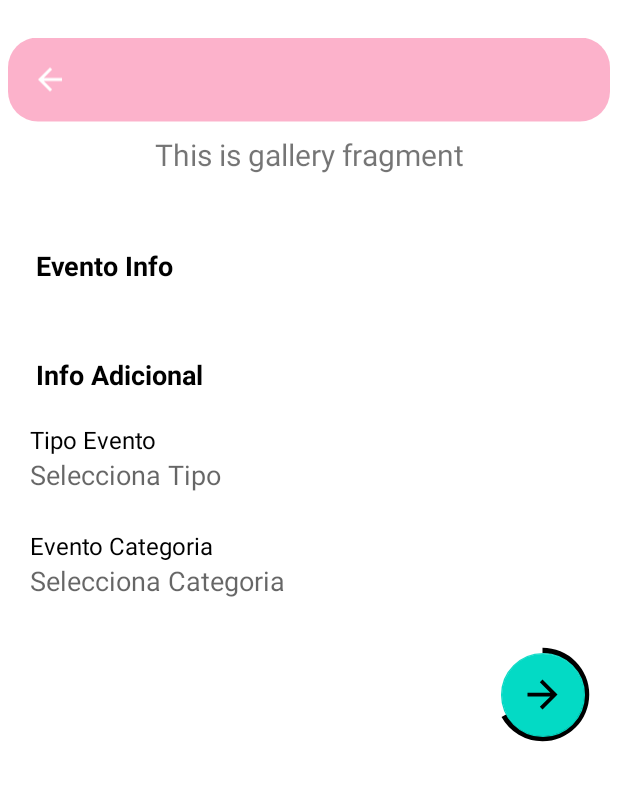
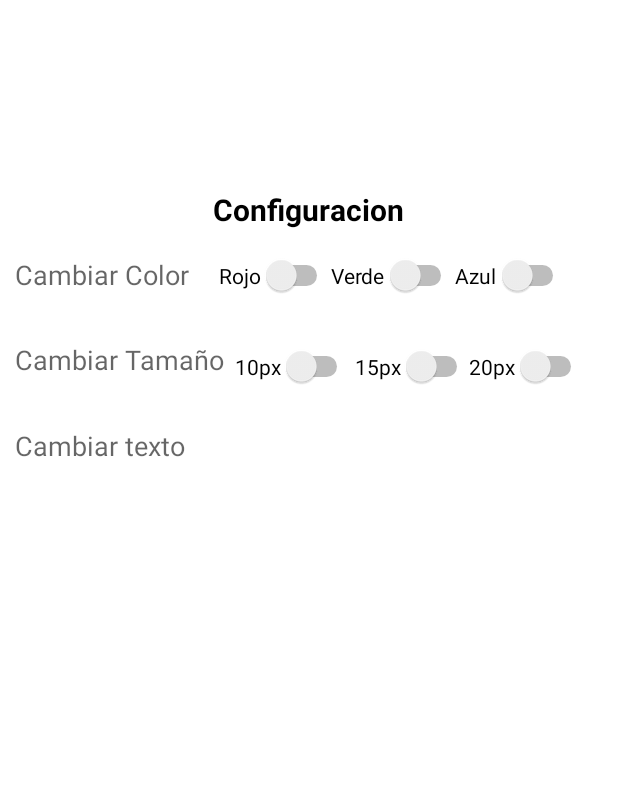
Before and after one commit to aitor-martinezur/AppGestionEventos, an Android app: the fragment GalleryFragment shown on its own in the app's theme, on a phone screen of 412 x 824 dp, the part 62-863 px from its top. Run offline under Robolectric (Android 15) with nearby library versions, the phone set to English and light mode, and no system bars; Roboto replaces fonts that are not available here; 2 statements that could not run were skipped.

Commit message:
Calendario,Navegación Menu y adds
Calendario arreglando...
Menu Navegación arreglando...
Fragment Gallery es el de Setting de momento y tengo que cambiarlo aun
adminuser y adminevents en proceso

```diff
--- a/app/src/main/res/layout/addevents.xml
+++ b/app/src/main/res/layout/addevents.xml
@@ -27,7 +27,7 @@
                     android:layout_width="wrap_content"
                     android:layout_height="wrap_content"
                     android:layout_marginStart="24dp"
-                    android:text="Nuevo Evento"
+                    android:text="Nuevo Evento:"
                     android:textColor="@color/black"
                     android:textSize="18sp"
                     android:textStyle="bold" />
--- a/app/src/main/res/layout/content_menu.xml
+++ b/app/src/main/res/layout/content_menu.xml
@@ -14,8 +14,10 @@
         android:layout_height="738dp"
         app:defaultNavHost="true"
         app:layout_constraintBottom_toBottomOf="parent"
+        app:layout_constraintHorizontal_bias="0.0"
         app:layout_constraintLeft_toLeftOf="parent"
         app:layout_constraintRight_toRightOf="parent"
         app:layout_constraintTop_toTopOf="parent"
+        app:layout_constraintVertical_bias="0.571"
         app:navGraph="@navigation/mobile_navigation" />
 </androidx.constraintlayout.widget.ConstraintLayout>
--- a/app/src/main/res/layout/fragment_gallery.xml
+++ b/app/src/main/res/layout/fragment_gallery.xml
@@ -1,185 +1,140 @@
 <?xml version="1.0" encoding="utf-8"?>
-<LinearLayout xmlns:android="http://schemas.android.com/apk/res/android"
+<androidx.constraintlayout.widget.ConstraintLayout xmlns:android="http://schemas.android.com/apk/res/android"
     xmlns:app="http://schemas.android.com/apk/res-auto"
     xmlns:tools="http://schemas.android.com/tools"
     android:layout_width="match_parent"
     android:layout_height="match_parent"
-    android:orientation="vertical"
     tools:context=".ui.gallery.GalleryFragment">
 
-    <include layout="@layout/toolbar" />
+    <TextView
+        android:id="@+id/CambiarColor"
+        android:layout_width="match_parent"
+        android:layout_height="wrap_content"
+        android:hint="Cambiar Color"
+        android:paddingHorizontal="10dp"
+        android:paddingVertical="15dp"
+        android:textColor="@color/black"
+        android:textSize="18sp"
+        app:layout_constraintBottom_toBottomOf="parent"
+        app:layout_constraintTop_toTopOf="parent"
+        app:layout_constraintVertical_bias="0.197"
+        tools:layout_editor_absoluteX="27dp" />
+
 
     <TextView
-        android:id="@+id/text_gallery"
+        android:id="@+id/CambiarTamaño"
         android:layout_width="match_parent"
         android:layout_height="wrap_content"
-        android:layout_marginStart="8dp"
-        android:layout_marginTop="8dp"
-        android:layout_marginEnd="8dp"
-        android:textAlignment="center"
-        android:textSize="20sp"
+        android:hint="Cambiar Tamaño"
+        android:paddingHorizontal="10dp"
+        android:paddingVertical="15dp"
+        android:textColor="@color/black"
+        android:textSize="18sp"
+        app:layout_constraintBottom_toBottomOf="parent"
+        app:layout_constraintTop_toTopOf="parent"
+        app:layout_constraintVertical_bias="0.277"
+        tools:layout_editor_absoluteX="-16dp" />
+
+    <TextView
+        android:id="@+id/CambiarTexto"
+        android:layout_width="match_parent"
+        android:layout_height="wrap_content"
+        android:hint="Cambiar texto"
+        android:paddingHorizontal="10dp"
+        android:paddingVertical="15dp"
+        android:textColor="@color/black"
+        android:textSize="18sp"
+        app:layout_constraintBottom_toBottomOf="parent"
+        app:layout_constraintTop_toTopOf="parent"
+        app:layout_constraintVertical_bias="0.357"
+        tools:layout_editor_absoluteX="0dp" />
+
+    <Switch
+        android:id="@+id/rojo"
+        android:layout_width="wrap_content"
+        android:layout_height="wrap_content"
+        android:text="Rojo"
         app:layout_constraintBottom_toBottomOf="parent"
         app:layout_constraintEnd_toEndOf="parent"
+        app:layout_constraintHorizontal_bias="0.434"
         app:layout_constraintStart_toStartOf="parent"
-        app:layout_constraintTop_toTopOf="parent" />
+        app:layout_constraintTop_toTopOf="parent"
+        app:layout_constraintVertical_bias="0.21" />
 
-    <ScrollView
-        android:layout_width="match_parent"
-        android:layout_height="match_parent"
-        android:fillViewport="true">
+    <Switch
+        android:id="@+id/verde"
+        android:layout_width="wrap_content"
+        android:layout_height="wrap_content"
+        android:text="Verde"
+        app:layout_constraintBottom_toBottomOf="parent"
+        app:layout_constraintEnd_toEndOf="parent"
+        app:layout_constraintHorizontal_bias="0.673"
+        app:layout_constraintStart_toStartOf="parent"
+        app:layout_constraintTop_toTopOf="parent"
+        app:layout_constraintVertical_bias="0.21" />
 
-        <LinearLayout
-            android:layout_width="match_parent"
-            android:layout_height="wrap_content"
-            android:orientation="vertical">
+    <Switch
+        android:id="@+id/azul"
+        android:layout_width="wrap_content"
+        android:layout_height="wrap_content"
+        android:text="Azul"
+        app:layout_constraintBottom_toBottomOf="parent"
+        app:layout_constraintEnd_toEndOf="@+id/CambiarColor"
+        app:layout_constraintHorizontal_bias="0.902"
+        app:layout_constraintStart_toStartOf="parent"
+        app:layout_constraintTop_toTopOf="parent"
+        app:layout_constraintVertical_bias="0.21" />
 
-            <LinearLayout
-                android:layout_width="match_parent"
-                android:layout_height="wrap_content"
-                android:layout_marginTop="48dp">
+    <Switch
+        android:id="@+id/pequeño"
+        android:layout_width="wrap_content"
+        android:layout_height="wrap_content"
+        android:text="10px"
+        app:layout_constraintBottom_toBottomOf="parent"
+        app:layout_constraintEnd_toEndOf="parent"
+        app:layout_constraintHorizontal_bias="0.47"
+        app:layout_constraintStart_toStartOf="parent"
+        app:layout_constraintTop_toTopOf="parent"
+        app:layout_constraintVertical_bias="0.292" />
 
-                <TextView
-                    android:layout_width="wrap_content"
-                    android:layout_height="wrap_content"
-                    android:layout_marginStart="24dp"
-                    android:text="Evento Info"
-                    android:textColor="@color/black"
-                    android:textSize="18sp"
-                    android:textStyle="bold" />
+    <Switch
+        android:id="@+id/mediano"
+        android:layout_width="wrap_content"
+        android:layout_height="wrap_content"
+        android:text="15px"
+        app:layout_constraintBottom_toBottomOf="parent"
+        app:layout_constraintEnd_toEndOf="parent"
+        app:layout_constraintHorizontal_bias="0.71"
+        app:layout_constraintStart_toStartOf="parent"
+        app:layout_constraintTop_toTopOf="parent"
+        app:layout_constraintVertical_bias="0.292" />
 
-                <View
-                    android:layout_width="fill_parent"
-                    android:layout_height="2dp"
-                    android:layout_gravity="center_vertical"
-                    android:layout_marginStart="16dp"
-                    android:layout_marginEnd="8dp"
-                     />
-            </LinearLayout>
+    <Switch
+        android:id="@+id/grande"
+        android:layout_width="wrap_content"
+        android:layout_height="wrap_content"
+        android:text="20px"
+        app:layout_constraintBottom_toBottomOf="parent"
+        app:layout_constraintEnd_toEndOf="@+id/CambiarColor"
+        app:layout_constraintHorizontal_bias="0.937"
+        app:layout_constraintStart_toStartOf="parent"
+        app:layout_constraintTop_toTopOf="parent"
+        app:layout_constraintVertical_bias="0.292" />
 
+    <TextView
+        android:id="@+id/textView4"
+        android:layout_width="wrap_content"
+        android:layout_height="wrap_content"
+        android:text="Configuracion"
+        android:textColor="@color/black"
+        android:textSize="20sp"
+        android:textStyle="bold"
+        android:transitionName="title"
+        app:layout_constraintBottom_toBottomOf="parent"
+        app:layout_constraintEnd_toEndOf="parent"
+        app:layout_constraintHorizontal_bias="0.498"
+        app:layout_constraintStart_toStartOf="parent"
+        app:layout_constraintTop_toTopOf="parent"
+        app:layout_constraintVertical_bias="0.15" />
 
-
-            <LinearLayout
-                android:layout_width="match_parent"
-                android:layout_height="wrap_content"
-                android:layout_marginTop="48dp">
-
-                <TextView
-                    android:layout_width="wrap_content"
-                    android:layout_height="wrap_content"
-                    android:layout_marginStart="24dp"
-                    android:text="Info Adicional"
-                    android:textColor="@color/black"
-                    android:textSize="18sp"
-                    android:textStyle="bold" />
-
-                <View
-                    android:layout_width="fill_parent"
-                    android:layout_height="2dp"
-                    android:layout_gravity="center_vertical"
-                    android:layout_marginStart="16dp"
-                    android:layout_marginEnd="8dp"
-                    />
-            </LinearLayout>
-
-            <LinearLayout
-                android:id="@+id/eventType"
-                android:layout_width="match_parent"
-                android:layout_height="wrap_content"
-                android:paddingHorizontal="20dp"
-                android:layout_marginTop="16dp"
-                android:background="?attr/selectableItemBackground"
-                android:clickable="true"
-                android:orientation="vertical"
-                android:paddingVertical="4dp">
-
-                <TextView
-                    android:id="@+id/eventTypeHeading"
-                    android:layout_width="wrap_content"
-                    android:layout_height="wrap_content"
-                    android:text="Tipo Evento"
-                    android:textColor="@color/black"
-                    android:textSize="16sp" />
-
-                <TextView
-                    android:id="@+id/eventTypeTV"
-                    android:layout_width="match_parent"
-                    android:layout_height="wrap_content"
-                    android:hint="Selecciona Tipo"
-                    android:textColor="@color/black"
-                    android:textSize="18sp" />
-            </LinearLayout>
-
-            <LinearLayout
-                android:id="@+id/eventCategory"
-                android:layout_width="match_parent"
-                android:layout_height="wrap_content"
-                android:paddingHorizontal="20dp"
-                android:layout_marginTop="16dp"
-                android:background="?attr/selectableItemBackground"
-                android:clickable="true"
-                android:orientation="vertical"
-                android:paddingVertical="4dp">
-
-                <TextView
-                    android:id="@+id/eventCategoryHeading"
-                    android:layout_width="wrap_content"
-                    android:layout_height="wrap_content"
-                    android:text="Evento Categoria"
-                    android:textColor="@color/black"
-                    android:textSize="16sp" />
-
-                <TextView
-                    android:id="@+id/eventCategoryTV"
-                    android:layout_width="match_parent"
-                    android:layout_height="wrap_content"
-                    android:hint="Selecciona Categoria"
-                    android:textColor="@color/black"
-                    android:textSize="18sp" />
-            </LinearLayout>
-
-            <RelativeLayout
-                android:layout_width="80dp"
-                android:layout_height="80dp"
-                android:layout_gravity="bottom|end"
-                android:layout_marginTop="20dp"
-                android:layout_marginEnd="10dp"
-                android:layout_marginBottom="20dp">
-
-                <ProgressBar
-                    android:id="@+id/progress"
-                    style="?android:attr/progressBarStyleHorizontal"
-                    android:layout_width="75dp"
-                    android:layout_height="75dp"
-                    android:layout_centerInParent="true"
-                    android:clickable="false"
-                    android:indeterminate="false"
-                    android:max="100"
-                    android:progress="67"
-                    android:progressDrawable="@drawable/progress_small" />
-
-                <ProgressBar
-                    android:id="@+id/innerProgress"
-                    style="?android:attr/progressBarStyleHorizontal"
-                    android:layout_width="75dp"
-                    android:layout_height="75dp"
-                    android:layout_centerInParent="true"
-                    android:clickable="false"
-                    android:indeterminate="false"
-                    android:max="4"
-                    android:progress="0"
-                    android:progressDrawable="@drawable/inner_progress" />
-
-                <com.google.android.material.floatingactionbutton.FloatingActionButton
-                    android:id="@+id/next"
-                    android:layout_width="wrap_content"
-                    android:layout_height="wrap_content"
-                    android:layout_centerInParent="true"
-                    android:src="@drawable/next"
-                    android:tooltipText="Next"
-                    app:elevation="0dp"
-                    app:maxImageSize="30sp" />
-            </RelativeLayout>
-
-        </LinearLayout>
-    </ScrollView>
-</LinearLayout>
+</androidx.constraintlayout.widget.ConstraintLayout>
```
Also changed, not shown: app/src/main/res/layout/adduser.xml (+49 -0 lines), app/src/main/res/layout/adminusers.xml (+29 -1 lines), app/src/main/res/layout/fragment_calendar.xml (+15 -13 lines), app/src/main/res/layout/fragment_home.xml (+32 -18 lines).
